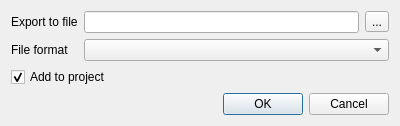
Above: src/corelibs/U2View/src/ov_assembly/ui/ExportReadsDialog.ui from violethaze74/ugene before the change. Below: the same form after it.
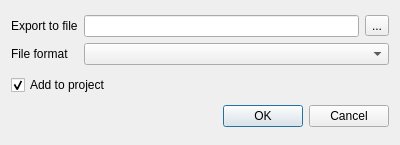
That is the form after the change.

What changed in the file:
```diff
--- a/src/corelibs/U2View/src/ov_assembly/ui/ExportReadsDialog.ui
+++ b/src/corelibs/U2View/src/ov_assembly/ui/ExportReadsDialog.ui
@@ -7,7 +7,7 @@
     <x>0</x>
     <y>0</y>
     <width>400</width>
-    <height>123</height>
+    <height>145</height>
    </rect>
   </property>
   <property name="windowTitle">
```
Left out of the diff: 35 changed lines with no effect on the pictures.
